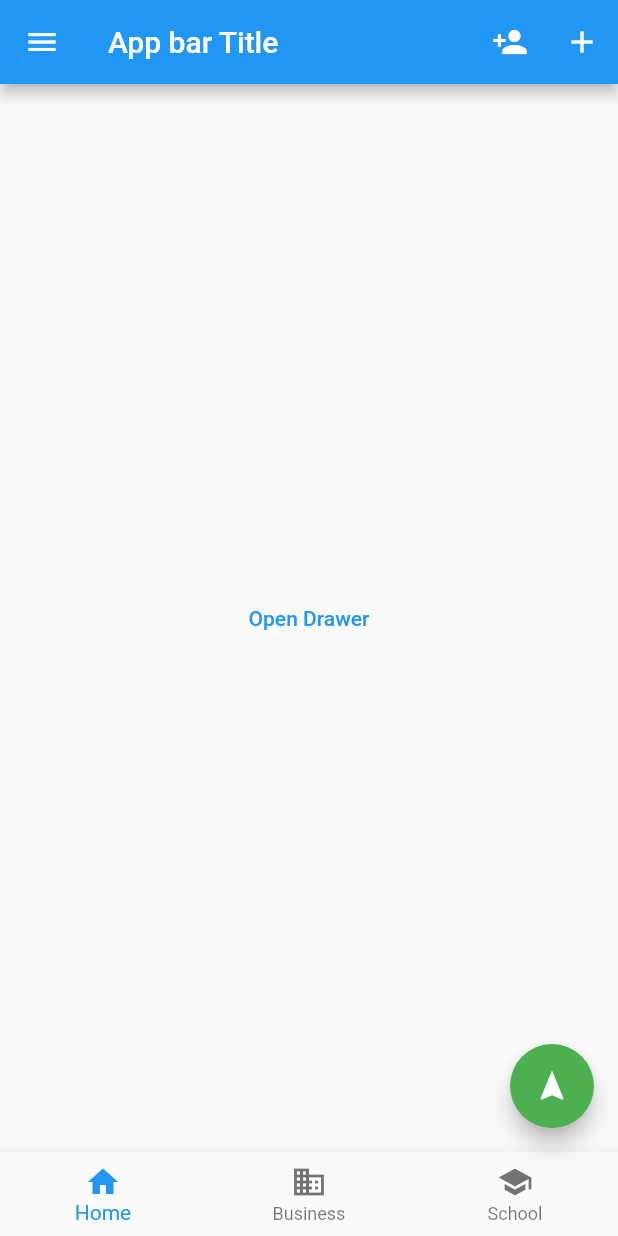
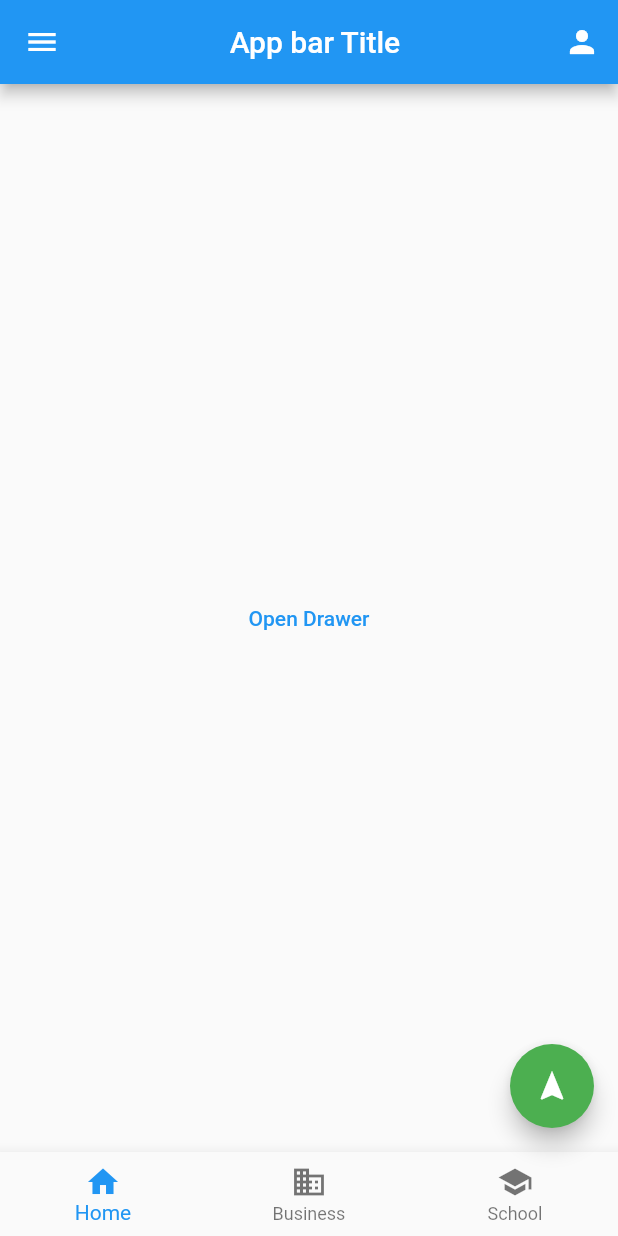
Before and after one commit to Vladislavhgtech/skillboxflutter5, a Flutter app: the screen it shows after launch, on a phone screen of 412 x 824 dp. Run offline on Flutter 3.47's test engine with Material 2 defaults, Android fonts, the phone set to English and light mode, and no system bars.

Commit message:
Доделал ДЗ №5

```diff
--- /dev/null
+++ b/lib/botomNavigationBar.dart
@@ -0,0 +1,26 @@
+import 'package:flutter/material.dart';
+
+botomNavigationBar() {
+  return BottomAppBar(
+    // ignore: avoid_unnecessary_containers
+    child: Container(
+      child: BottomNavigationBar(
+        elevation: 0,
+        items: const <BottomNavigationBarItem>[
+          BottomNavigationBarItem(
+            icon: Icon(Icons.home),
+            label: 'Home',
+          ),
+          BottomNavigationBarItem(
+            icon: Icon(Icons.business),
+            label: 'Business',
+          ),
+          BottomNavigationBarItem(
+            icon: Icon(Icons.school),
+            label: 'School',
+          ),
+        ],
+      ),
+    ),
+  );
+}
--- /dev/null
+++ b/lib/drawer.dart
@@ -0,0 +1,83 @@
+import 'package:flutter/material.dart';
+
+class DrawerMenuItem {
+  Text text;
+  Icon icon;
+  DrawerMenuItem({required this.text, required this.icon});
+}
+
+List<DrawerMenuItem> listDrawerMenuItem = [
+  DrawerMenuItem(text: const Text('Home'), icon: const Icon(Icons.home)),
+  DrawerMenuItem(text: const Text('Profile'), icon: const Icon(Icons.person)),
+  DrawerMenuItem(text: const Text('Images'), icon: const Icon(Icons.image)),
+];
+
+Widget buildDrawler() {
+  return Drawer(
+    child: SafeArea(
+      child: Column(
+        children: [
+          Center(
+            child: CircleAvatar(
+              radius: 50,
+              backgroundColor: Colors.brown.shade800,
+              child: const Text('KT'),
+            ),
+          ),
+          Expanded(
+            child: ListView(
+                children: listDrawerMenuItem
+                    .map((item) => Card(
+                          child: ListTile(
+                              leading: item.icon,
+                              title: item.text,
+                              trailing: const Icon(Icons.arrow_forward_ios)),
+                        ))
+                    .toList()),
+            flex: 3,
+          ),
+          Container(
+            alignment: Alignment.center,
+            child: Row(
+              children: <Widget>[
+                Expanded(
+                  child: Padding(
+                    padding: const EdgeInsets.all(8.0),
+                    child: ElevatedButton(
+                      child: const Text('Выход'),
+                      onPressed: () {},
+                    ),
+                  ),
+                  flex: 1,
+                ),
+                Expanded(
+                  child: Padding(
+                    padding: const EdgeInsets.all(8.0),
+                    child: ElevatedButton(
+                      child: const Text('Регистрация'),
+                      onPressed: () {},
+                    ),
+                  ),
+                  flex: 1,
+                ),
+              ],
+            ),
+          ),
+        ],
+      ),
+    ),
+  );
+}
+
+Widget buildEndDrowler() {
+  return Drawer(
+      child: SafeArea(
+    child: Center(
+      child: CircleAvatar(
+        radius: 50,
+        backgroundColor: Colors.brown.shade800,
+        child: const Text('KT'),
+      ),
+    ),
+  ));
+}
--- a/lib/main.dart
+++ b/lib/main.dart
@@ -1,4 +1,5 @@
 import 'package:flutter/material.dart';
+import 'package:skillboxflutter5/library.dart';
 
 void main() {
   runApp(const MyApp());
@@ -29,84 +30,54 @@ class MyHomePage extends StatefulWidget {
 }
 
 class _MyHomePageState extends State<MyHomePage> {
-  int _counter = 0;
-  final GlobalKey<ScaffoldState> scaffoldKey = GlobalKey<ScaffoldState>();
-
-  void _incrementCounter() {
-    setState(() {
-      _counter++;
-    });
-  }
-
-  // void openDrawer() {
-  //   scaffoldKey.currentState.openDrawer();
-  // }
-
   @override
   Widget build(BuildContext context) {
+    final GlobalKey<ScaffoldState> scaffoldKey = GlobalKey<ScaffoldState>();
+
+    void _openDrawer() {
+      scaffoldKey.currentState!.openDrawer();
+    }
+
     return Scaffold(
-      appBar: AppBar(title: Text('App bar Title'), actions: [
-        IconButton(onPressed: () {}, icon: Icon(Icons.person_add)),
-        IconButton(onPressed: () {}, icon: Icon(Icons.add)),
-      ]),
-      drawer: Drawer(
+      key: scaffoldKey,
+      appBar: AppBar(
+          title: const Center(
+            child: Text('App bar Title'),
+          ),
+          actions: [
+            IconButton(
+              onPressed: () => scaffoldKey.currentState!.openEndDrawer(),
+              icon: const Icon(Icons.person),
+            ),
+          ]),
+      drawer: buildDrawler(),
+      body: Center(
         child: Column(
+          mainAxisSize: MainAxisSize.min,
           children: [
-            DrawerHeader(
-              child: CircleAvatar(
-                backgroundColor: Colors.green,
-                radius: 80,
-                backgroundImage: NetworkImage(
-                    'https://w-dog.ru/wallpapers/1/31/436264741994684/romanticheskaya-kottedzh-romanticheskij-kottedzh-karintiya-avstriya-hdr-magdalensberg-avstriya-avstriya.jpg'),
-              ),
-            ),
-            ListTile(
-              title: Text('Home'),
-              leading: Icon(Icons.home),
-              trailing: Icon(Icons.arrow_forward),
-            ),
-            ListTile(
-              title: Text('Favorite'),
-              leading: Icon(Icons.favorite),
-              trailing: Icon(Icons.arrow_forward),
-            ),
-            ListTile(
-              title: Text('Exit'),
-              leading: Icon(Icons.exit_to_app),
-              trailing: Icon(Icons.arrow_forward),
+            TextButton(
+              onPressed: _openDrawer,
+              child: const Text('Open Drawer'),
             ),
           ],
         ),
       ),
-      body: Center(
-        child: Column(
-          mainAxisSize: MainAxisSize.min,
-          children: [TextButton(onPressed: () {}, child: Text('Open Drawer'))],
-        ),
-      ),
       floatingActionButton: FloatingActionButton(
         onPressed: () {
-          // Add your onPressed code here!
+          showModalBottomSheet(
+            context: context,
+            builder: (BuildContext context) {
+              return const SizedBox(
+                height: 400,
+              );
+            },
+          );
         },
         backgroundColor: Colors.green,
         child: const Icon(Icons.navigation),
       ),
-      bottomNavigationBar: BottomNavigationBar(
-        items: const <BottomNavigationBarItem>[
-          BottomNavigationBarItem(
-            icon: Icon(Icons.home),
-            label: 'Home',
-          ),
-          BottomNavigationBarItem(
-            icon: Icon(Icons.business),
-            label: 'Business',
-          ),
-          BottomNavigationBarItem(
-            icon: Icon(Icons.school),
-            label: 'School',
-          ),
-        ],
-      ),
+      bottomNavigationBar: botomNavigationBar(),
+      endDrawer: buildEndDrowler(),
     );
   }
 }
```
Also changed, not shown: lib/appBar.dart (added, +13 -0 lines), lib/bottomSheet.dart (added, +14 -0 lines), lib/floatingActionButton.dart (added, +11 -0 lines), lib/library.dart (added, +7 -0 lines).
